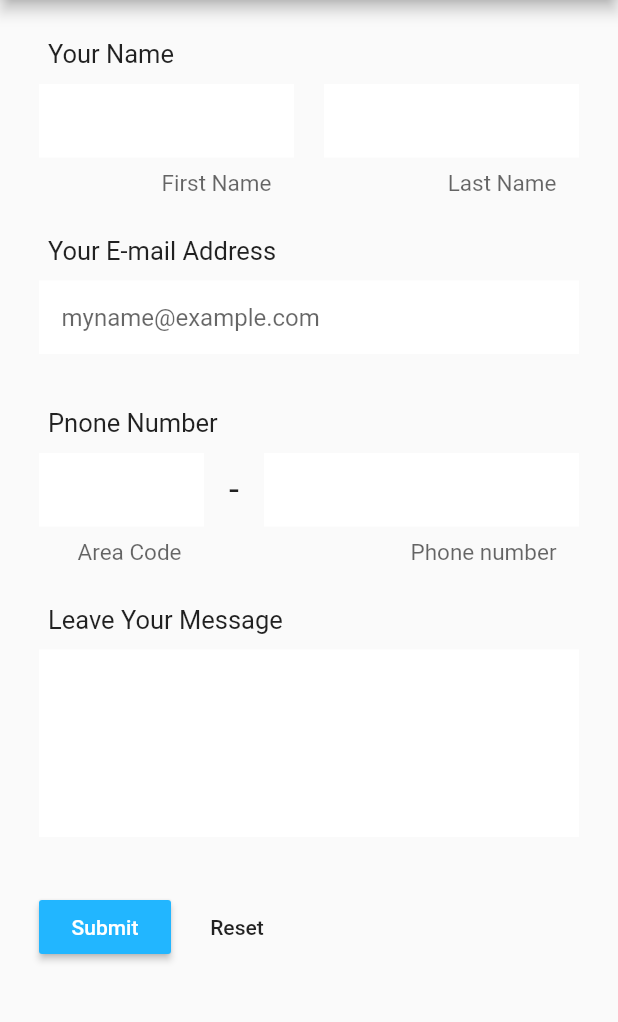
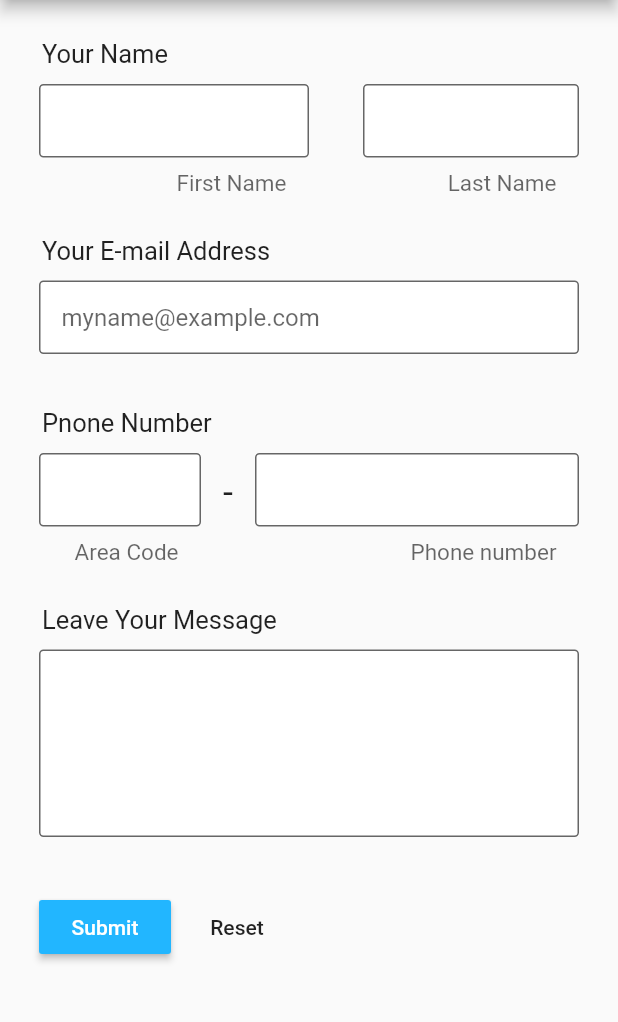
Before and after one commit to bobbohee/kbiz-india, a Flutter app: the ContactUsRoute screen opened directly, on a phone screen of 412 x 824 dp, the part 84-1106 px from its top. Run offline on Flutter 3.47's test engine with Material 2 defaults, Android fonts, the phone set to English and light mode, and no system bars; drawn by our look-alikes of flutter_form_builder; our stand-ins replace carousel_slider, splashscreen.

Commit message:
Style : form width change flex :squirrel:

```diff
--- a/lib/routes/modules/my_form.dart
+++ b/lib/routes/modules/my_form.dart
@@ -27,7 +27,7 @@ class MyForm extends StatelessWidget {
                     Container(
                       alignment: Alignment.centerLeft,
                       padding: EdgeInsets.only(
-                        left: 6.0,
+                        left: 2.0,
                         bottom: 10.0,
                       ),
                       child: Text(
@@ -39,8 +39,9 @@ class MyForm extends StatelessWidget {
                     ),
                     Row(
                       children: <Widget>[
-                        Container(
-                          width: 170.0,
+                        Expanded(
+                          flex: 5,
+                          child: Container(
                             child: FormBuilderTextField(
                               attribute: "first name",
                               initialValue: "",
@@ -48,7 +49,11 @@ class MyForm extends StatelessWidget {
                               decoration: InputDecoration(
                                 filled: true,
                                 fillColor: Colors.white,
-                              border: InputBorder.none,
+                                border: OutlineInputBorder(
+                                  borderRadius: BorderRadius.all(
+                                    Radius.circular(3.0)
+                                  ),
+                                ),
                                 counterText: "First Name",
                                 counterStyle: TextStyle(
                                   fontSize: 15.0
@@ -57,11 +62,16 @@ class MyForm extends StatelessWidget {
                               ),
                             ),
                           ),
+                        ),
                         Expanded(
+                          flex: 1,
+                          child: Container(
                             child: Text(""),
                           ),
-                        Container(
-                          width: 170.0,
+                        ),
+                        Expanded(
+                          flex: 4,
+                          child: Container(
                             child: FormBuilderTextField(
                               attribute: "last name",
                               initialValue: "",
@@ -69,12 +79,17 @@ class MyForm extends StatelessWidget {
                               decoration: InputDecoration(
                                 filled: true,
                                 fillColor: Colors.white,
-                              border: InputBorder.none,
+                                border: OutlineInputBorder(
+                                  borderRadius: BorderRadius.all(
+                                    Radius.circular(3.0)
+                                  ),
+                                ),
                                 counterText: "Last Name",
                                 counterStyle: TextStyle(
                                   fontSize: 15.0
                                 ),
                                 contentPadding: EdgeInsets.all(15.0),
+                              ),
                             ),
                           ),
                         ),
@@ -90,7 +105,7 @@ class MyForm extends StatelessWidget {
                     Container(
                       alignment: Alignment.centerLeft,
                       padding: EdgeInsets.only(
-                        left: 6.0,
+                        left: 2.0,
                         bottom: 10.0,
                       ),
                       child: Text(
@@ -104,11 +119,15 @@ class MyForm extends StatelessWidget {
                       child: FormBuilderTextField(
                         attribute: "email address",
                         initialValue: "",
-                        keyboardType: TextInputType.text,
+                        keyboardType: TextInputType.emailAddress,
                         decoration: InputDecoration(
                           filled: true,
                           fillColor: Colors.white,
-                          border: InputBorder.none,
+                          border: OutlineInputBorder(
+                            borderRadius: BorderRadius.all(
+                              Radius.circular(3.0)
+                            ),
+                          ),
                           hintText: "myname@example.com",
                           contentPadding: EdgeInsets.all(15.0),
                         ),
@@ -127,7 +146,7 @@ class MyForm extends StatelessWidget {
                     Container(
                       alignment: Alignment.centerLeft,
                       padding: EdgeInsets.only(
-                        left: 6.0,
+                        left: 2.0,
                         bottom: 10.0,
                       ),
                       child: Text(
@@ -139,16 +158,21 @@ class MyForm extends StatelessWidget {
                     ),
                     Row(
                       children: <Widget>[
-                        Container(
-                          width: 110.0,
+                        Expanded(
+                          flex: 3,
+                          child: Container(
                             child: FormBuilderTextField(
                               attribute: "area code",
                               initialValue: "",
-                            keyboardType: TextInputType.text,
+                              keyboardType: TextInputType.number,
                               decoration: InputDecoration(
                                 filled: true,
                                 fillColor: Colors.white,
-                              border: InputBorder.none,
+                                border: OutlineInputBorder(
+                                  borderRadius: BorderRadius.all(
+                                    Radius.circular(3.0)
+                                  ),
+                                ),
                                 counterText: "Area Code",
                                 counterStyle: TextStyle(
                                   fontSize: 15.0
@@ -160,9 +184,12 @@ class MyForm extends StatelessWidget {
                               ],
                             ),
                           ),
+                        ),
                         Expanded(
+                          flex: 1,
                           child: Container(
-                            height: 54.0,
+                            width: 30,
+                            height: 50,
                             alignment: Alignment.topCenter,
                             child: Text(
                               "-",
@@ -172,19 +199,24 @@ class MyForm extends StatelessWidget {
                             ),
                           )
                         ),
-                        Container(
-                          width: 210.0,
+                        Expanded(
+                          flex: 6,
+                          child: Container(
                             child: FormBuilderTextField(
                               attribute: "phone number",
                               initialValue: "",
-                            keyboardType: TextInputType.text,
+                              keyboardType: TextInputType.number,
                               decoration: InputDecoration(
                                 filled: true,
                                 fillColor: Colors.white,
-                              border: InputBorder.none,
+                                border: OutlineInputBorder(
+                                  borderRadius: BorderRadius.all(
+                                    Radius.circular(3.0)
+                                  ),
+                                ),
                                 counterText: "Phone number",
                                 counterStyle: TextStyle(
-                                fontSize: 15.0
+                                  fontSize: 15.0,
                                 ),
                                 contentPadding: EdgeInsets.all(15.0),
                               ),
@@ -193,6 +225,7 @@ class MyForm extends StatelessWidget {
                               ],
                             ),
                           ),
+                        )
                       ],
                     )
                   ],
@@ -205,7 +238,7 @@ class MyForm extends StatelessWidget {
                     Container(
                       alignment: Alignment.centerLeft,
                       padding: EdgeInsets.only(
-                        left: 6.0,
+                        left: 2.0,
                         bottom: 10.0,
                       ),
                       child: Text(
@@ -226,7 +259,11 @@ class MyForm extends StatelessWidget {
                         decoration: InputDecoration(
                           filled: true,
                           fillColor: Colors.white,
-                          border: InputBorder.none,
+                          border: OutlineInputBorder(
+                            borderRadius: BorderRadius.all(
+                              Radius.circular(3.0)
+                            ),
+                          ),
                           contentPadding: EdgeInsets.all(15.0),
                         ),
                       ),
--- a/lib/routes/modules/my_tile.dart
+++ b/lib/routes/modules/my_tile.dart
@@ -21,7 +21,7 @@ class MyTileItem extends StatelessWidget {
           Navigator.push(
             context,
             MaterialPageRoute(
-              builder: (context) => root.pushFile,
+              builder: (context) => root.moveRoute,
             )
           );
         },
@@ -47,20 +47,20 @@ class MyTile {
     this.title,
     this.icon,
     this.children = const <MyTile>[],
-    this.pushFile,
+    this.moveRoute,
   });
 
   final String title;
   final IconData icon;
   final List<MyTile> children;
-  final Object pushFile;
+  final Object moveRoute;
 }
 
 final List<MyTile> myTile = <MyTile>[
   MyTile(
     title: 'Home / About Us',
     icon: Icons.home,
-    pushFile: HomeRoute(),
+    moveRoute: HomeRoute(),
   ),
   MyTile(
     title: 'Corporate Consulting',
@@ -78,7 +78,7 @@ final List<MyTile> myTile = <MyTile>[
   MyTile(
     title: 'Events',
     icon: Icons.event,
-    pushFile: EventsRoute(),
+    moveRoute: EventsRoute(),
   ),
   MyTile(
     title: 'Culture',
@@ -118,11 +118,11 @@ final List<MyTile> myTile = <MyTile>[
   MyTile(
     title: 'News',
     icon: Icons.fiber_new,
-    pushFile: NewsRoute(),
+    moveRoute: NewsRoute(),
   ),
   MyTile(
     title: 'Contact Us',
     icon: Icons.format_list_bulleted,
-    pushFile: ContactUsRoute(),
+    moveRoute: ContactUsRoute(),
   )
 ];
```
Lines whose indentation alone changed are shown as unchanged.
